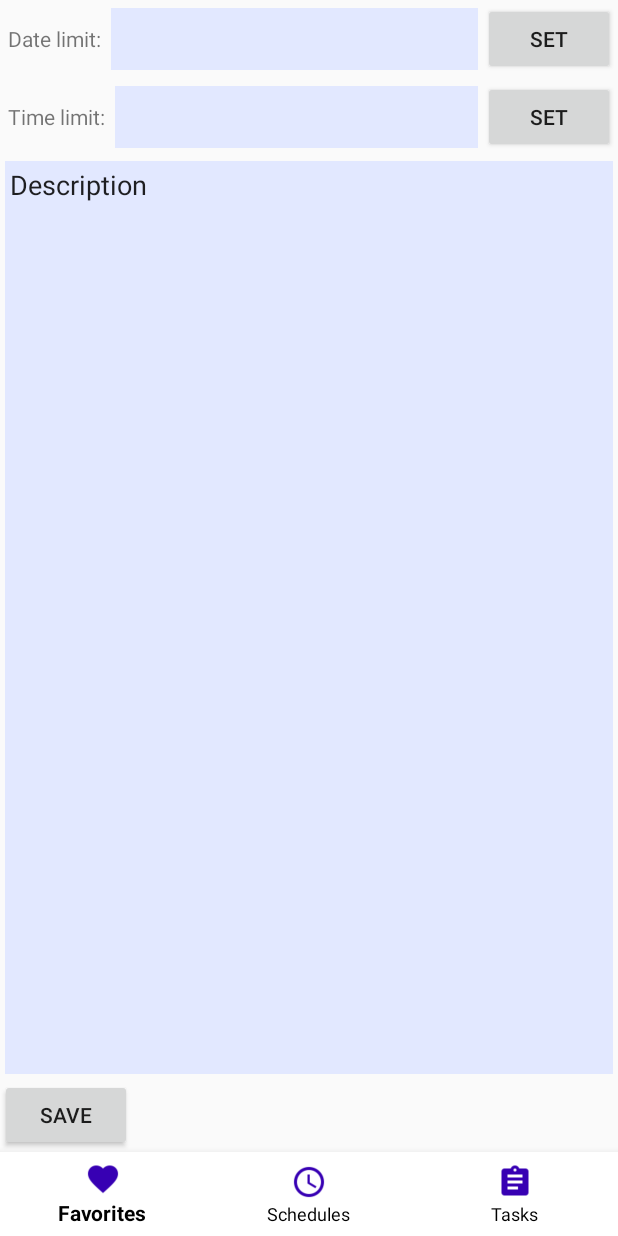
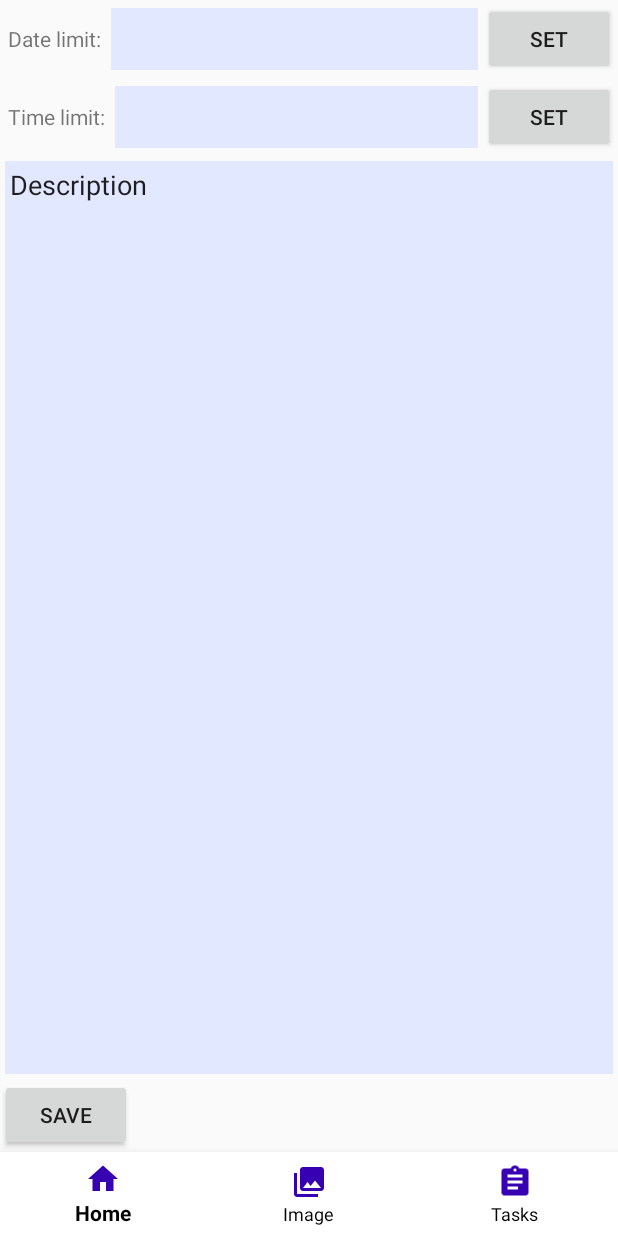
Before and after one commit to neich/TODOAndroid, an Android app: the AddTaskFragment screen opened through its navigation route, on a phone screen of 412 x 824 dp. Run offline under Robolectric (Android 15) with nearby library versions, the phone set to English and light mode, and no system bars; our stand-ins replace navigation-ui; libraries missing offline, so code that uses them is left out: retrofit2.converter.jackson.

Commit message:
Rearrange navigation

```diff
--- /dev/null
+++ b/app/src/main/res/drawable/ic_home_black_24dp.xml
@@ -0,0 +1,9 @@
+<vector xmlns:android="http://schemas.android.com/apk/res/android"
+        android:width="24dp"
+        android:height="24dp"
+        android:viewportWidth="24.0"
+        android:viewportHeight="24.0">
+    <path
+        android:fillColor="#FF000000"
+        android:pathData="M10,20v-6h4v6h5v-8h3L12,3 2,12h3v8z"/>
+</vector>
--- a/app/src/main/res/layout/content_favorites.xml
+++ b/app/src/main/res/layout/content_favorites.xml
@@ -6,7 +6,7 @@
     <TextView
             android:layout_width="wrap_content"
             android:layout_height="wrap_content"
-            android:text="@string/text_favorites"
+            android:text="@string/text_home"
             android:textSize="18sp" android:id="@+id/textView2"/>
     <Button
             android:text="Button"
--- a/app/src/main/res/layout/content_schedules.xml
+++ b/app/src/main/res/layout/content_schedules.xml
@@ -6,7 +6,7 @@
     <TextView
             android:layout_width="match_parent"
             android:layout_height="match_parent"
-            android:text="@string/text_schedules"
+            android:text="@string/text_image"
     />
 
 </LinearLayout>
--- a/app/src/main/res/layout/fragment_schedules.xml
+++ /dev/null
@@ -1,14 +0,0 @@
-<?xml version="1.0" encoding="utf-8"?>
-<FrameLayout xmlns:android="http://schemas.android.com/apk/res/android"
-    xmlns:tools="http://schemas.android.com/tools"
-    android:layout_width="match_parent"
-    android:layout_height="match_parent"
-    tools:context=".fragment.SchedulesFragment">
-
-    <!-- TODO: Update blank fragment layout -->
-    <TextView
-        android:layout_width="match_parent"
-        android:layout_height="match_parent"
-        android:text="@string/hello_blank_fragment" />
-
-</FrameLayout>
--- a/app/src/main/res/menu/bottom_navigation_menu.xml
+++ b/app/src/main/res/menu/bottom_navigation_menu.xml
@@ -2,17 +2,17 @@
 <menu xmlns:android="http://schemas.android.com/apk/res/android"
       xmlns:app="http://schemas.android.com/apk/res-auto">
     <item
-            android:id="@+id/action_favorites"
+            android:id="@+id/action_home"
             android:enabled="true"
-            android:icon="@drawable/ic_favorite_white_24dp"
-            android:title="@string/text_favorites"
+            android:icon="@drawable/ic_home_black_24dp"
+            android:title="@string/text_home"
             app:showAsAction="ifRoom" />
     <item
-            android:id="@+id/action_schedules"
+            android:id="@+id/action_image"
             android:checked="true"
             android:enabled="true"
-            android:icon="@drawable/ic_schedule_white_24dp"
-            android:title="@string/text_schedules"
+            android:icon="@drawable/ic_menu_gallery"
+            android:title="@string/text_image"
             app:showAsAction="ifRoom" />
     <item
             android:id="@+id/action_tasks"
--- a/app/src/main/res/navigation/nav_graph.xml
+++ b/app/src/main/res/navigation/nav_graph.xml
@@ -3,18 +3,13 @@
     xmlns:app="http://schemas.android.com/apk/res-auto"
     xmlns:tools="http://schemas.android.com/tools"
     android:id="@+id/nav_graph"
-    app:startDestination="@id/action_favorites">
+    app:startDestination="@id/action_home">
 
     <fragment
-        android:id="@+id/action_favorites"
+        android:id="@+id/action_home"
         android:name="org.udg.pds.todoandroid.fragment.FavoritesFragment"
         android:label="content_favorites"
-        tools:layout="@layout/content_favorites" >
-        <action
-            android:id="@+id/action_action_favorites_to_action_schedules"
-            app:destination="@id/action_schedules"
-            app:enterAnim="@anim/nav_default_enter_anim" />
-    </fragment>
+        tools:layout="@layout/content_favorites" />
     <fragment
         android:id="@+id/action_tasks"
         android:name="org.udg.pds.todoandroid.fragment.TaskList"
@@ -26,15 +21,10 @@
             app:enterAnim="@anim/nav_default_pop_enter_anim" />
     </fragment>
     <fragment
-        android:id="@+id/action_schedules"
-        android:name="org.udg.pds.todoandroid.fragment.SchedulesFragment"
+        android:id="@+id/action_image"
+        android:name="org.udg.pds.todoandroid.fragment.ImageFragment"
         android:label="fragment_schedules"
-        tools:layout="@layout/fragment_schedules" >
-        <action
-            android:id="@+id/action_action_schedules_to_action_tasks"
-            app:destination="@id/action_tasks"
-            app:enterAnim="@anim/nav_default_enter_anim" />
-    </fragment>
+        tools:layout="@layout/fragment_image" />
     <fragment
         android:id="@+id/addTaskFragment"
         android:name="org.udg.pds.todoandroid.fragment.AddTaskFragment"
--- a/app/src/main/res/values/strings.xml
+++ b/app/src/main/res/values/strings.xml
@@ -15,8 +15,8 @@
     <string name="button_set">Set</string>
     <string name="time_limit">Time limit:</string>
     <string name="button_save">Save</string>
-    <string name="text_favorites">Favorites</string>
-    <string name="text_schedules">Schedules</string>
+    <string name="text_home">Home</string>
+    <string name="text_image">Image</string>
     <string name="text_tasks">Tasks</string>
     <string name="title_activity_nd">NDActivity</string>
 
```
